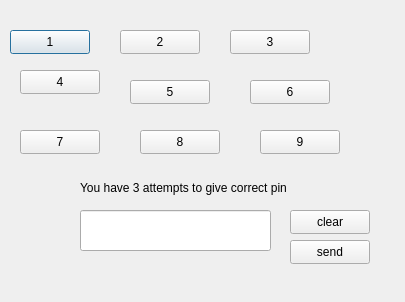
Before: the Qt Designer form testiExe/pinikkuna.ui in bank-2022/group6, drawn with Qt 5.
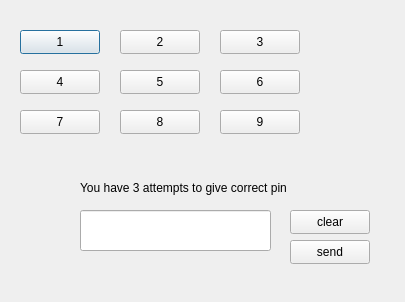
After: the same form once the commit is applied.

Diff of the .ui file:
```diff
--- a/testiExe/pinikkuna.ui
+++ b/testiExe/pinikkuna.ui
@@ -16,7 +16,7 @@
   <widget class="QPushButton" name="Button_1">
    <property name="geometry">
     <rect>
-     <x>10</x>
+     <x>20</x>
      <y>30</y>
      <width>80</width>
      <height>24</height>
@@ -42,7 +42,7 @@
   <widget class="QPushButton" name="Button_3">
    <property name="geometry">
     <rect>
-     <x>230</x>
+     <x>220</x>
      <y>30</y>
      <width>80</width>
      <height>24</height>
@@ -68,8 +68,8 @@
   <widget class="QPushButton" name="Button_5">
    <property name="geometry">
     <rect>
-     <x>130</x>
-     <y>80</y>
+     <x>120</x>
+     <y>70</y>
      <width>80</width>
      <height>24</height>
     </rect>
@@ -81,8 +81,8 @@
   <widget class="QPushButton" name="Button_6">
    <property name="geometry">
     <rect>
-     <x>250</x>
-     <y>80</y>
+     <x>220</x>
+     <y>70</y>
      <width>80</width>
      <height>24</height>
     </rect>
@@ -95,7 +95,7 @@
    <property name="geometry">
     <rect>
      <x>20</x>
-     <y>130</y>
+     <y>110</y>
      <width>80</width>
      <height>24</height>
     </rect>
@@ -107,8 +107,8 @@
   <widget class="QPushButton" name="Button_8">
    <property name="geometry">
     <rect>
-     <x>140</x>
-     <y>130</y>
+     <x>120</x>
+     <y>110</y>
      <width>80</width>
      <height>24</height>
     </rect>
@@ -120,8 +120,8 @@
   <widget class="QPushButton" name="Button_9">
    <property name="geometry">
     <rect>
-     <x>260</x>
-     <y>130</y>
+     <x>220</x>
+     <y>110</y>
      <width>80</width>
      <height>24</height>
     </rect>
```
